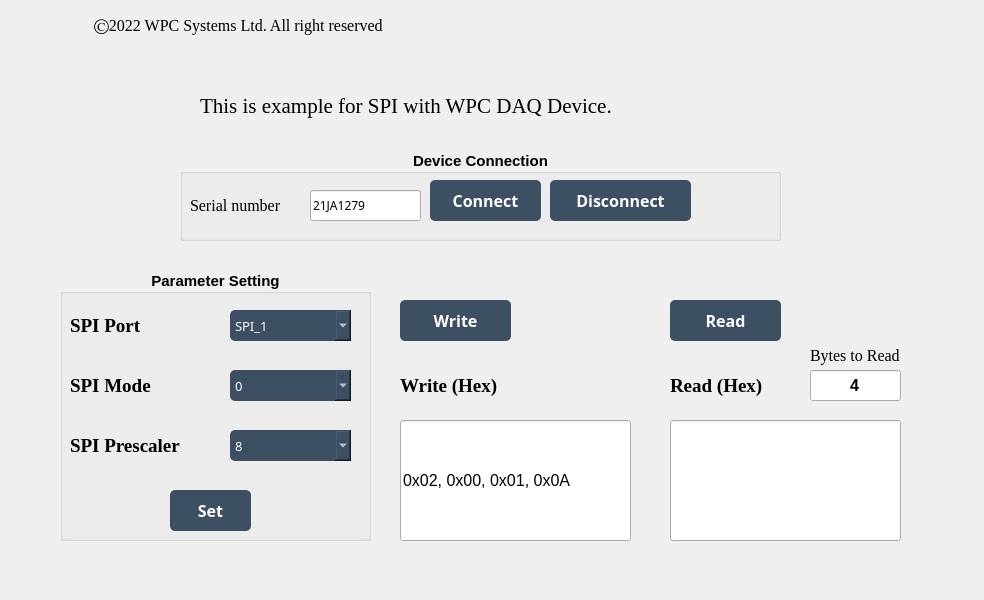
The window that Examples/GUI/SPI/Example_SPI/UI_design/example_GUI_SPI.ui (WPC-Systems-Ltd/WPC_Python_driver_release) describes before a commit, drawn with Qt 5.
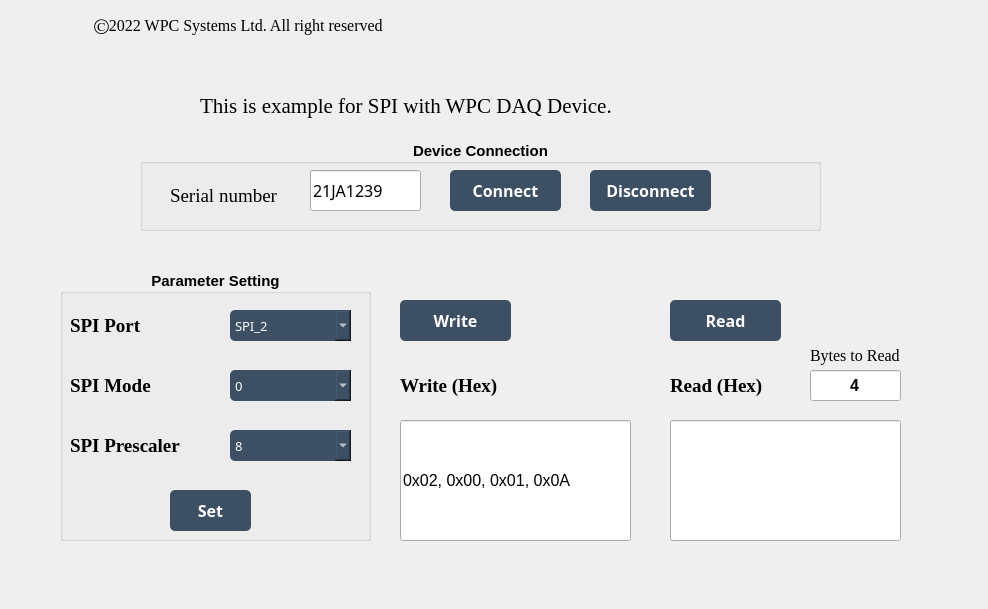
The same window after the commit. Icons and pictures are not drawn.

Commit message:
v1.0.8 - USB library & example template improvement (#46)
v1.0.8 Date: 2022/11/07, Developer: Chunglee_people
-------------------------------------------------------------

### Added
- Each product has its own example codes
- Add README.md in console - AI folder
- Add firmware error code
- Add `libusb-1.0.dll`
- Included dll in `MANIFEST.in`

### Changed
- Replace `README.md` with `README.rst`

### Fixed
- Fix AI & CAN API error

Diff of the .ui file:
```diff
--- a/Examples/GUI/SPI/Example_SPI/UI_design/example_GUI_SPI.ui
+++ b/Examples/GUI/SPI/Example_SPI/UI_design/example_GUI_SPI.ui
@@ -6,8 +6,8 @@
    <rect>
     <x>0</x>
     <y>0</y>
-    <width>984</width>
-    <height>600</height>
+    <width>988</width>
+    <height>609</height>
    </rect>
   </property>
   <property name="minimumSize">
@@ -83,9 +83,9 @@
    <widget class="QGroupBox" name="groupBox_connection">
     <property name="geometry">
      <rect>
-      <x>180</x>
-      <y>150</y>
-      <width>601</width>
+      <x>140</x>
+      <y>140</y>
+      <width>681</width>
       <height>91</height>
      </rect>
     </property>
@@ -111,7 +111,7 @@
     <widget class="QPushButton" name="btn_connect">
      <property name="geometry">
       <rect>
-       <x>250</x>
+       <x>310</x>
        <y>30</y>
        <width>111</width>
        <height>41</height>
@@ -144,9 +144,9 @@
     <widget class="QPushButton" name="btn_disconnect">
      <property name="geometry">
       <rect>
-       <x>370</x>
+       <x>450</x>
        <y>30</y>
-       <width>141</width>
+       <width>121</width>
        <height>41</height>
       </rect>
      </property>
@@ -177,16 +177,16 @@
     <widget class="QLabel" name="lb_serialnum">
      <property name="geometry">
       <rect>
-       <x>10</x>
+       <x>30</x>
        <y>40</y>
-       <width>121</width>
+       <width>131</width>
        <height>31</height>
       </rect>
      </property>
      <property name="font">
       <font>
        <family>Times New Roman</family>
-       <pointsize>12</pointsize>
+       <pointsize>14</pointsize>
        <weight>50</weight>
        <bold>false</bold>
       </font>
@@ -198,29 +198,29 @@
     <widget class="QLineEdit" name="lineEdit_SN">
      <property name="geometry">
       <rect>
-       <x>130</x>
-       <y>40</y>
+       <x>170</x>
+       <y>30</y>
        <width>111</width>
-       <height>31</height>
+       <height>41</height>
       </rect>
      </property>
      <property name="font">
       <font>
        <family>微軟正黑體</family>
-       <pointsize>9</pointsize>
+       <pointsize>12</pointsize>
        <weight>50</weight>
        <bold>false</bold>
       </font>
      </property>
      <property name="text">
-      <string>21JA1279</string>
+      <string>21JA1239</string>
      </property>
     </widget>
     <widget class="QLabel" name="lb_led">
      <property name="geometry">
       <rect>
-       <x>530</x>
-       <y>26</y>
+       <x>620</x>
+       <y>20</y>
        <width>51</width>
        <height>51</height>
       </rect>
@@ -532,6 +532,9 @@
 border-radius : 5px;
 color:  rgb(255, 255, 255); </string>
      </property>
+     <property name="currentIndex">
+      <number>1</number>
+     </property>
      <item>
       <property name="text">
        <string>SPI_1</string>
```
The commit also changes 906 other files.
